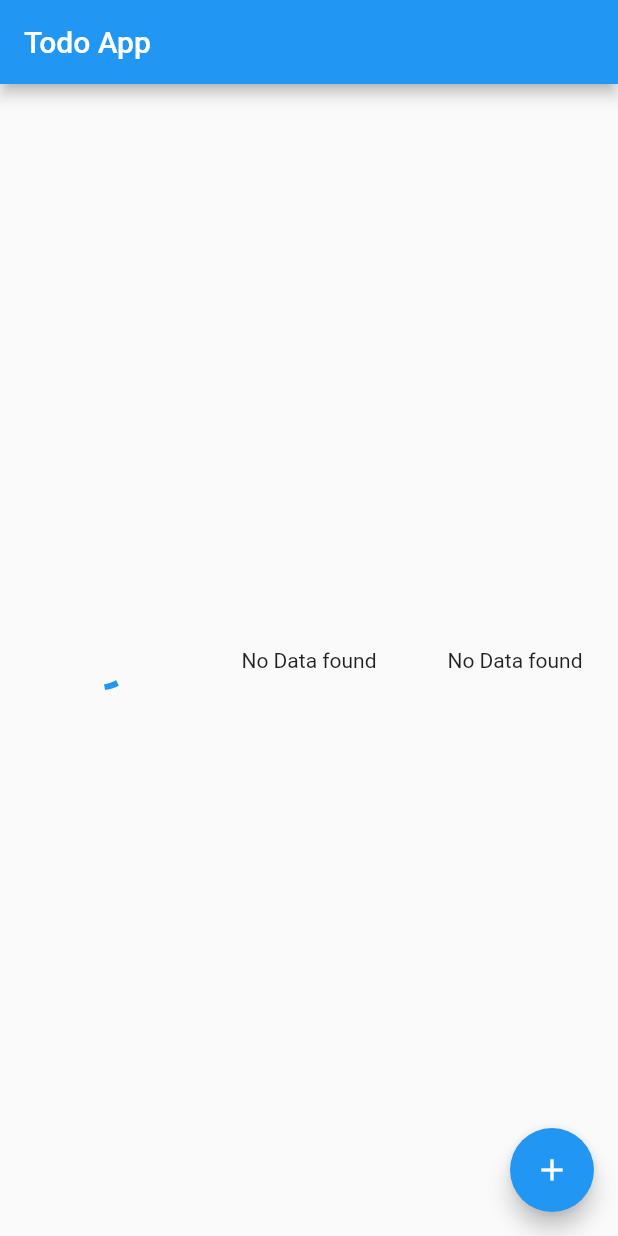
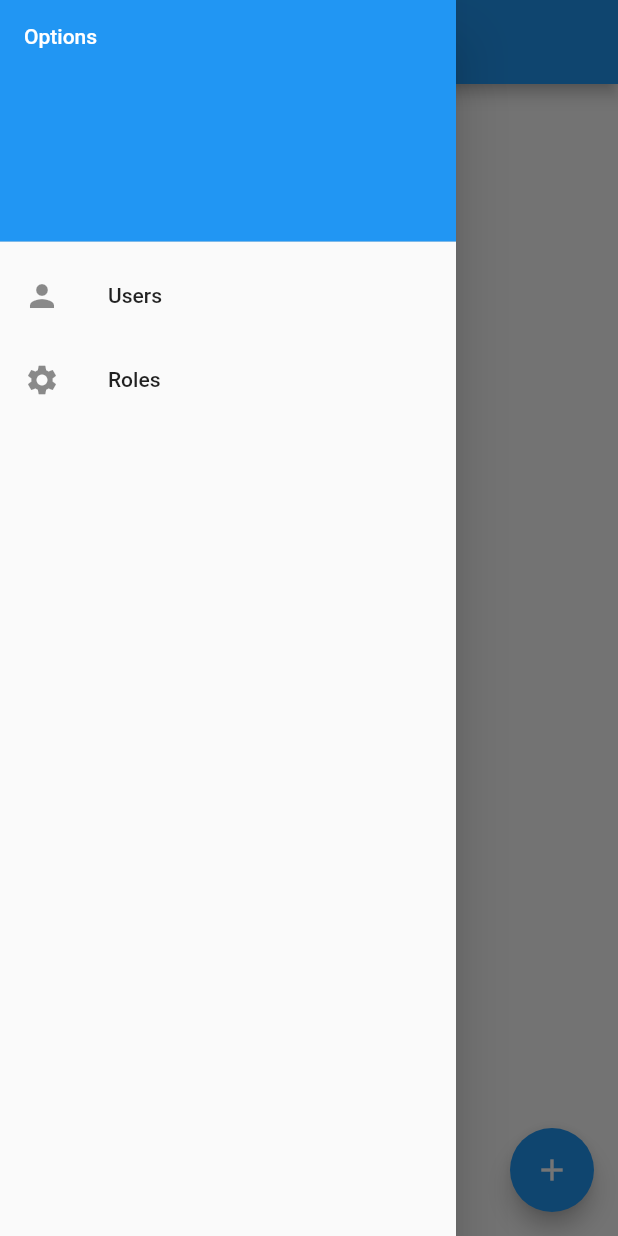
Before and after one commit to tecfy-co/flutter_tecfy_database, a Flutter app: the screen it shows after launch, with the side drawer open (before the commit the screen has no drawer), on a phone screen of 412 x 824 dp. Run offline on Flutter 3.47's test engine with Material 2 defaults, Android fonts, the phone set to English and light mode, and no system bars; our stand-ins replace equatable, get_it, sqflite, sqflite_common_ffi_web; missing offline and left inert: dart:html; accounts and stored records are empty.

Commit message:
salve issues and update example

```diff
--- a/example/lib/main.dart
+++ b/example/lib/main.dart
@@ -1,33 +1,44 @@
 import 'package:flutter/material.dart';
 import 'package:get_it/get_it.dart';
+import 'package:project/roles_page.dart';
+import 'package:project/users_page.dart';
 import 'package:tecfy_database/tecfy_database.dart';
 
 void main() async {
   var db = TecfyDatabase(collections: [
-    TecfyCollection('tasks',
-        // primaryField: TecfyIndexField(
-        //     name: "roll_no",
-        //     type: FieldTypes.integer,
-        //     nullable: false,
-        //     autoIncrement: true),
-        tecfyIndexFields: [
+    TecfyCollection('tasks', tecfyIndexFields: [
       [
-            TecfyIndexField(
-                name: "title", type: FieldTypes.text, nullable: false),
+        TecfyIndexField(name: "title", type: FieldTypes.text, nullable: false),
         TecfyIndexField(
           name: "desc",
           type: FieldTypes.integer,
         ),
       ],
+      [TecfyIndexField(name: "isDone", type: FieldTypes.boolean, asc: false)],
       [
         TecfyIndexField(
-                name: "isDone", type: FieldTypes.boolean, asc: false)
+            name: "createdAt", type: FieldTypes.datetime, asc: false)
+      ],
+    ]),
+    TecfyCollection(
+      'users',
+      tecfyIndexFields: [
+        [
+          TecfyIndexField(name: "name", type: FieldTypes.text, nullable: false),
+        ],
+        [
+          TecfyIndexField(
+            name: "mobile",
+            type: FieldTypes.integer,
+          ),
         ],
         [
           TecfyIndexField(
               name: "createdAt", type: FieldTypes.datetime, asc: false)
         ],
-        ])
+      ],
+    ),
+    TecfyCollection('roles')
   ]);
   await db.isReadey();
   GetIt.I.registerSingleton<TecfyDatabase>(db, instanceName: 'db');
@@ -134,6 +145,35 @@ class _MyHomePageState extends State<MyHomePage> {
   @override
   Widget build(BuildContext context) {
     return Scaffold(
+      drawer: Drawer(
+        child: ListView(
+          children: [
+            DrawerHeader(
+              child: Text(
+                'Options',
+                style: TextStyle(color: Colors.white),
+              ),
+              decoration: BoxDecoration(color: Theme.of(context).primaryColor),
+            ),
+            ListTile(
+              leading: Icon(Icons.person),
+              title: Text('Users'),
+              onTap: () {
+                Navigator.push(
+                    context, MaterialPageRoute(builder: (_) => UsersPage()));
+              },
+            ),
+            ListTile(
+              leading: Icon(Icons.settings),
+              title: Text('Roles'),
+              onTap: () {
+                Navigator.push(
+                    context, MaterialPageRoute(builder: (_) => RolesPage()));
+              },
+            ),
+          ],
+        ),
+      ),
       appBar: AppBar(
         title: const Text('Todo App'),
       ),
@@ -141,30 +181,8 @@ class _MyHomePageState extends State<MyHomePage> {
         children: [
           Expanded(
             child: StreamBuilder(
-                stream: db.collection('tasks').doc('1').stream(),
-                builder: (context, snapshot) {
-                  print('=============>doc stream  ${snapshot.data}');
-                  if (!snapshot.hasData) {
-                    return Center(
-                      child: CircularProgressIndicator(),
-                    );
-                  }
-                  if (snapshot.data?.isEmpty ?? false) {
-                    return Center(
-                      child: Text(
-                        "No Data found",
-                      ),
-                    );
-                  } else {
-                    return Text(snapshot.data?['title']);
-                  }
-                }),
-          ),
-          Expanded(
-            child: StreamBuilder(
                 stream: db.collection('tasks').stream(),
                 builder: (context, snapshot) {
-                  print('=============> ${snapshot.data}');
                   if (!snapshot.hasData) {
                     return Center(
                       child: CircularProgressIndicator(),
@@ -180,41 +198,9 @@ class _MyHomePageState extends State<MyHomePage> {
                     return ListView.builder(
                         itemCount: snapshot.data?.length,
                         itemBuilder: (context, index) => ListTile(
-                              onTap: () =>
-                                  onUpdateClicekd(snapshot.data?[index]),
+                            onTap: () => onUpdateClicekd(snapshot.data?[index]),
                             trailing: traillingWidget(snapshot.data?[index]),
-                              leading: Text(snapshot.data?[index]['title']),
-                            ));
-                  }
-                }),
-          ),
-          Expanded(
-            child: StreamBuilder(
-                stream: db.collection('tasks').stream(
-                    filter: TecfyDbFilter(
-                        'title', TecfyDbOperators.startwith, 'w')),
-                builder: (context, snapshot) {
-                  print('=============> ${snapshot.data}');
-                  if (!snapshot.hasData) {
-                    return Center(
-                      child: CircularProgressIndicator(),
-                    );
-                  }
-                  if (snapshot.data?.isEmpty ?? false) {
-                    return Center(
-                      child: Text(
-                        "No Data found",
-                      ),
-                    );
-                  } else {
-                    return ListView.builder(
-                        itemCount: snapshot.data?.length,
-                        itemBuilder: (context, index) => ListTile(
-                              onTap: () =>
-                                  onUpdateClicekd(snapshot.data?[index]),
-                              trailing: traillingWidget(snapshot.data?[index]),
-                              leading: Text(snapshot.data?[index]['title']),
-                            ));
+                            leading: Text(snapshot.data?[index]['title'])));
                   }
                 }),
           ),
--- a/lib/src/models/tecfy_collection_operations.model.dart
+++ b/lib/src/models/tecfy_collection_operations.model.dart
@@ -35,7 +35,6 @@ class TecfyCollectionOperations extends TecfyCollectionInterface {
       await _updateColumnsAndIndexs(collection.name);
       // _loading = false;
     } catch (e) {
-      print(e);
       throw Exception(e.toString());
     }
   }
@@ -53,23 +52,24 @@ class TecfyCollectionOperations extends TecfyCollectionInterface {
     await _dropOldColumn(dbColumns);
 
     await _createNewColumn(dbColumns);
-
     await _createIndexes(dbIndexesName, newIndexesName);
-
     await _updatedNewColumnsValues();
   }
 
   Future<void> _updatedNewColumnsValues() async {
-    if (_newcolumns[collection.name]?.isEmpty ?? false) return;
+    if (_newcolumns.isEmpty ||
+        (_newcolumns[collection.name]?.isEmpty ?? false)) {
+      return;
+    }
 
     var rowValues = await _db?.rawQuery('Select * from ${collection.name}');
 
-    for (var rowValue in rowValues!) {
+    for (var rowValue in rowValues ?? []) {
       var value = (jsonDecode(rowValue['tecfy_json_body'] as String)
           as Map<String, dynamic>);
 
       var isUpdated = false;
-      for (var newColumn in _newcolumns[collection.name] ?? []) {
+      for (var newColumn in _newcolumns[collection.name]!) {
         try {
           if (rowValue[newColumn.name] != value[newColumn.name]) {
             rowValue[newColumn.name] == value[newColumn.name];
@@ -134,7 +134,7 @@ class TecfyCollectionOperations extends TecfyCollectionInterface {
         .toList();
     if (indexedNeedToBeCreated.isEmpty) return;
     for (var newIndex in (_indexs[collection.name] as List)) {
-      var indName = _getIndexName(newIndex);
+      var indName = _getIndexName(newIndex, collection.name);
       if (!indexedNeedToBeCreated.contains(indName)) continue;
       await _db?.rawQuery(
           "CREATE INDEX $indName ON ${collection.name} (${newIndex.map((e) => '${e.name}').join(',')});");
@@ -143,18 +143,19 @@ class TecfyCollectionOperations extends TecfyCollectionInterface {
 
   List<String> _getNewIndexesNames(String tableName) {
     List<String> result = [];
+    if (_indexs[tableName] == null) return [];
     for (var ind in (_indexs[tableName] as List)) {
-      result.add(_getIndexName(ind));
+      result.add(_getIndexName(ind, tableName));
     }
     return result;
   }
 
-  _getIndexName(List<TecfyIndexField> ind) {
+  _getIndexName(List<TecfyIndexField> ind, String tableName) {
     var userIndexeNames = ind
         .map((e) => '${e.name}_${e.type.name}${e.asc ? '_a' : '_d'}')
         .toList();
 
-    return 'idx_' + userIndexeNames.join('_');
+    return 'idx_${tableName}_' + userIndexeNames.join('_');
   }
 
   Future<List<String>> _dbIndexesNames(String tableName) async {
@@ -229,19 +230,15 @@ class TecfyCollectionOperations extends TecfyCollectionInterface {
     }
 
     if (tecfyIndexFieldsExisits) {
-      bool isFirstTime = true;
       for (var singleIndexList in collection.tecfyIndexFields!) {
-        if (!isFirstTime) {
-          command += ",";
-        }
         command += singleIndexList
             .map((e) =>
                 "${e.name} ${e.type.name} ${e.nullable ? "" : 'not null'}")
             .join(',');
-        isFirstTime = false;
+        command += ",";
       }
     }
-    command += ",tecfy_json_body text);";
+    command += "tecfy_json_body text);";
 
     // create indexes
     if (tecfyIndexFieldsExisits) {
@@ -368,8 +365,6 @@ class TecfyCollectionOperations extends TecfyCollectionInterface {
     } else {
       sql = _filterToString(filter, params);
     }
-    print(sql);
-    print(params);
     var result = await _db!.query(
       collectionName,
       where: sql,
--- a/lib/src/services/tecfy_db_service.dart
+++ b/lib/src/services/tecfy_db_service.dart
@@ -3,8 +3,6 @@ part of tecfy_database;
 class TecfyDatabase {
   Database? _database;
   final Map<String, List<TecfyIndexField?>> _columns = {};
-  final Map<String, List<TecfyIndexField>> _newcolumns = {};
-  final Map<String, List<List<TecfyIndexField>>> _indexs = {};
   bool _loading = true;
   List<TecfyListener> listeners = [];
   String? dbName;
```
Also changed, not shown: example/lib/roles_page.dart (added, +130 -0 lines), example/lib/users_page.dart (added, +138 -0 lines), 1 other file. Lines whose indentation alone changed are shown as unchanged.
